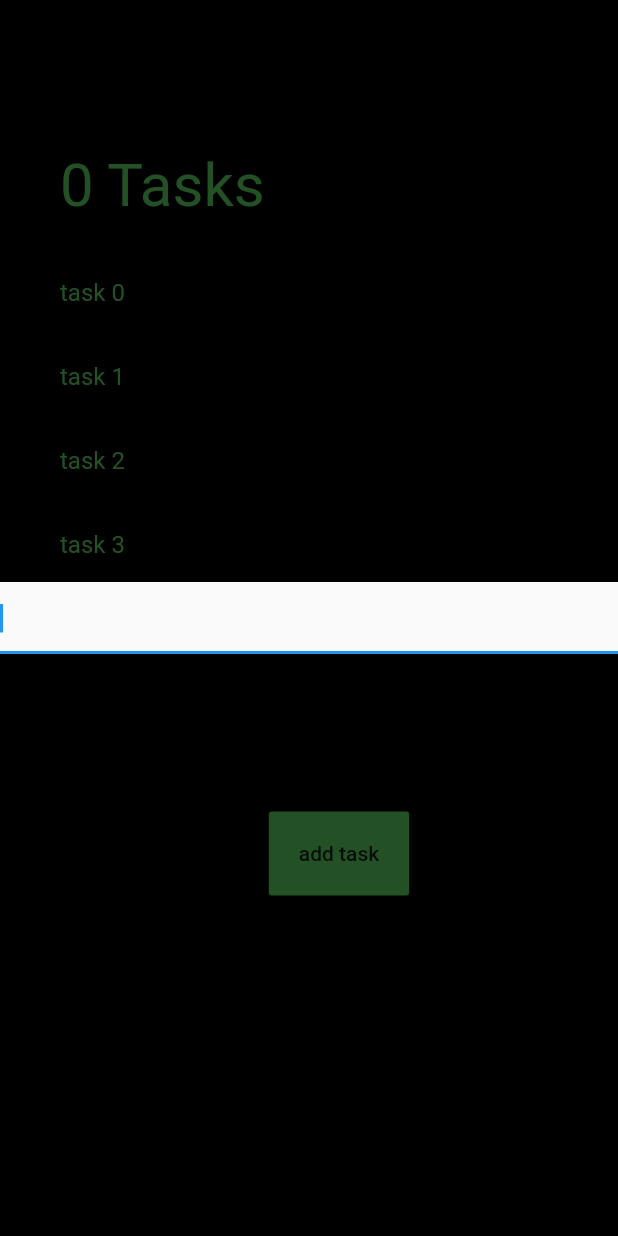
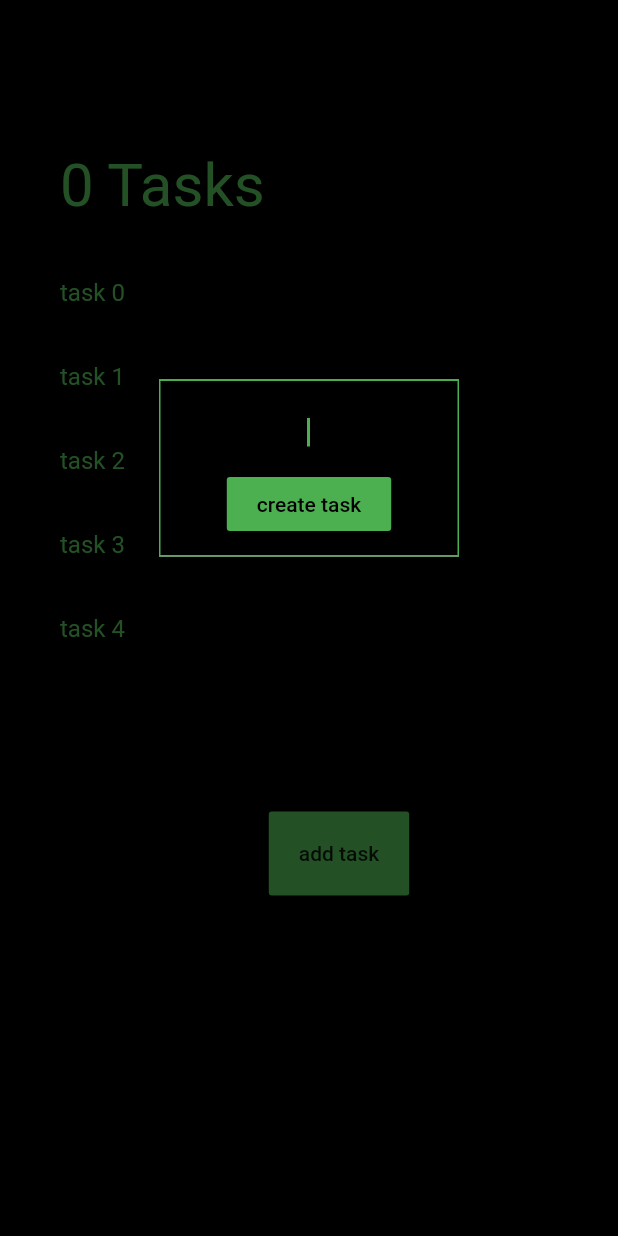
Before and after one commit to Guilherme-Calland/a9_tasks, a Flutter app: the screen it shows after launch, after a tap on "add task", on a phone screen of 412 x 824 dp. Run offline on Flutter 3.47's test engine with Material 2 defaults, Android fonts, the phone set to English and light mode, and no system bars.

Commit message:
looks never die

```diff
--- a/lib/main.dart
+++ b/lib/main.dart
@@ -11,6 +11,10 @@ class TasksApp extends StatelessWidget {
     return MaterialApp(
       home: HomeScreen(),
       debugShowCheckedModeBanner: false,
+      theme: ThemeData(
+        primarySwatch: Colors.green,
+        cursorColor: Colors.green
+      ),
     );
   }
 }
--- /dev/null
+++ b/lib/methods/methods.dart
@@ -0,0 +1,62 @@
+import 'package:a9_tasks/widgets/task.button.dart';
+import 'package:flutter/material.dart';
+
+showTaskDialog(BuildContext context){
+  showDialog(
+    context: context,
+    builder: (context) =>
+    Center(
+      child: Column(
+        mainAxisSize: MainAxisSize.min,
+        children: <Widget>[
+          Material(
+            child: Container(
+              child: Column(
+                children: <Widget>[
+                  TextField(
+                    textAlign: TextAlign.center,
+                    style: TextStyle(
+                      color: Colors.green
+                    ),
+                    autofocus: true,
+                    keyboardType: TextInputType.visiblePassword,
+                    decoration: InputDecoration(
+                      border: InputBorder.none
+                    ),
+                  ),
+                  FlatButton(
+                    onPressed: (){
+                      Navigator.pop(context);
+                    },
+                    child: Text(
+                      'create task',
+                      style: TextStyle(
+                        color: Colors.black
+                      ),),
+                    color: Colors.green,
+                    padding: EdgeInsets.symmetric(
+                      vertical: 10,
+                      horizontal: 20
+                    ),
+                  )
+                ],
+              ),
+              decoration: BoxDecoration(
+                color: Colors.black,
+                border: Border.all(
+                  color: Colors.green,
+                )
+              ),
+              padding: EdgeInsets.symmetric(
+                vertical: 10,
+                horizontal: 20
+              ),
+              width: 200,
+            )
+          ),
+          SizedBox(height: 200)
+        ],
+      ),
+    )
+  );
+}
--- a/lib/widgets/task.button.dart
+++ b/lib/widgets/task.button.dart
@@ -1,4 +1,5 @@
 
+import 'package:a9_tasks/methods/methods.dart';
 import 'package:flutter/material.dart';
 
 class TaskButton extends StatelessWidget {
@@ -11,21 +12,7 @@ class TaskButton extends StatelessWidget {
       child: FlatButton(
         child: Text('add task'),
         onPressed: (){
-          showDialog(
-            context: context,
-            builder: (context) =>
-            Center(
-              child: SingleChildScrollView(
-                child: Column(
-                  children: <Widget>[
-                    Material(
-                      child: TextField(autofocus: true,)
-                    ),
-                  ],
-                ),
-              ),
-            )
-          );
+          showTaskDialog(context);
         },
         padding: EdgeInsets.symmetric(
           horizontal: 20, vertical: 20
```
